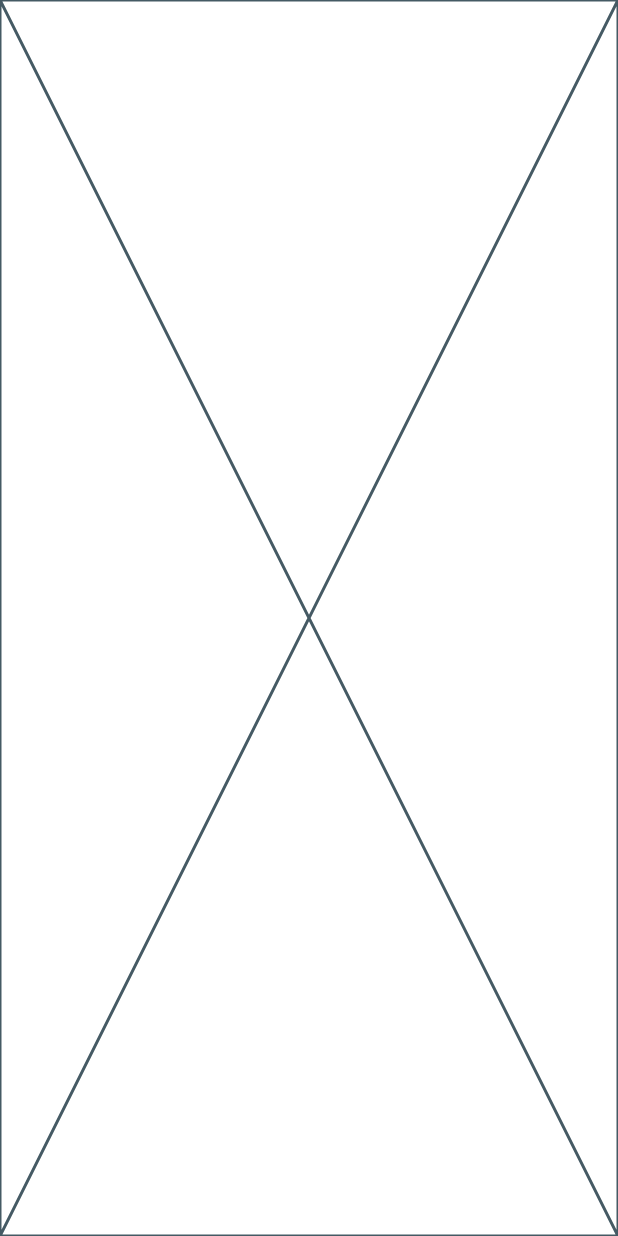
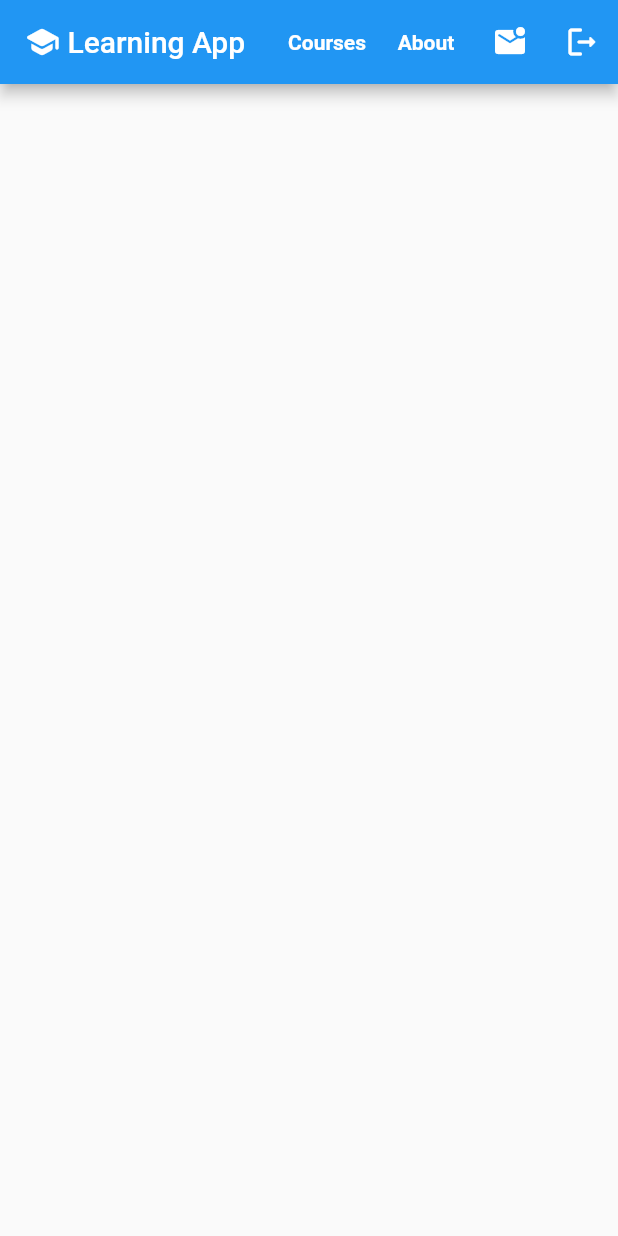
Before and after one commit to FadyFawzyOfficial/responsive_app_example, a Flutter app: the screen it shows after launch, on a phone screen of 412 x 824 dp. Run offline on Flutter 3.47's test engine with Material 2 defaults, Android fonts, the phone set to English and light mode, and no system bars.

Commit message:
8. Build the HomeScreen (CoursesScreen) AppBar with Built Widgets

```diff
--- a/lib/main.dart
+++ b/lib/main.dart
@@ -1,14 +1,18 @@
 import 'package:flutter/material.dart';
 
-void main() {
-  runApp(const ResponsiveApp());
-}
+import 'screens/courses_screen.dart';
+
+void main() => runApp(const ResponsiveApp());
 
 class ResponsiveApp extends StatelessWidget {
   const ResponsiveApp({super.key});
 
   @override
   Widget build(BuildContext context) {
-    return const Placeholder();
+    return const MaterialApp(
+      debugShowCheckedModeBanner: false,
+      title: 'Flutter Responsive App',
+      home: CoursesScreen(),
+    );
   }
 }
--- a/lib/models/course.dart
+++ b/lib/models/course.dart
@@ -2,13 +2,13 @@ class Course {
   static const courses = [
     Course(
       title: 'Dart for Beginners',
-      image: 'assets/dart_course.png',
+      image: 'assets/images/dart_course.png',
       time: '23 H 17 M',
       description: 'Beginner course focused on Dart basics.',
     ),
     Course(
       title: 'Clean UI Course',
-      image: 'assets/ui.png',
+      image: 'assets/images/ui.png',
       time: '18 H 29 M',
       description: 'Create beautiful user interfaces.',
     ),
--- /dev/null
+++ b/lib/screens/courses_screen.dart
@@ -0,0 +1,33 @@
+import 'package:flutter/material.dart';
+
+import '../models/course.dart';
+import '../widgets/app_bar_title.dart';
+import '../widgets/menu_text_button.dart';
+
+class CoursesScreen extends StatelessWidget {
+  static const List<Course> courses = Course.courses;
+
+  const CoursesScreen({super.key});
+
+  @override
+  Widget build(BuildContext context) {
+    return Scaffold(
+      appBar: AppBar(
+        centerTitle: true,
+        title: const AppBarTitle(),
+        actions: [
+          const MenuTextButton(label: 'Courses'),
+          const MenuTextButton(label: 'About'),
+          IconButton(
+            icon: const Icon(Icons.mark_email_unread_rounded),
+            onPressed: () {},
+          ),
+          IconButton(
+            onPressed: () {},
+            icon: const Icon(Icons.logout_rounded),
+          ),
+        ],
+      ),
+    );
+  }
+}
```
